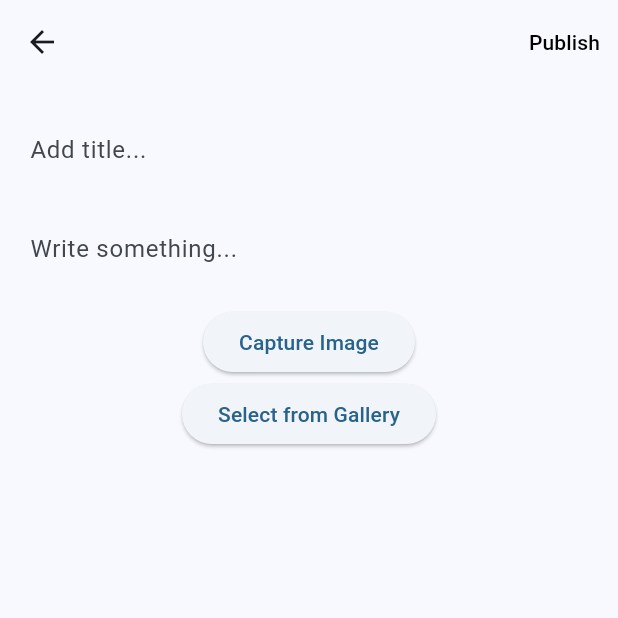
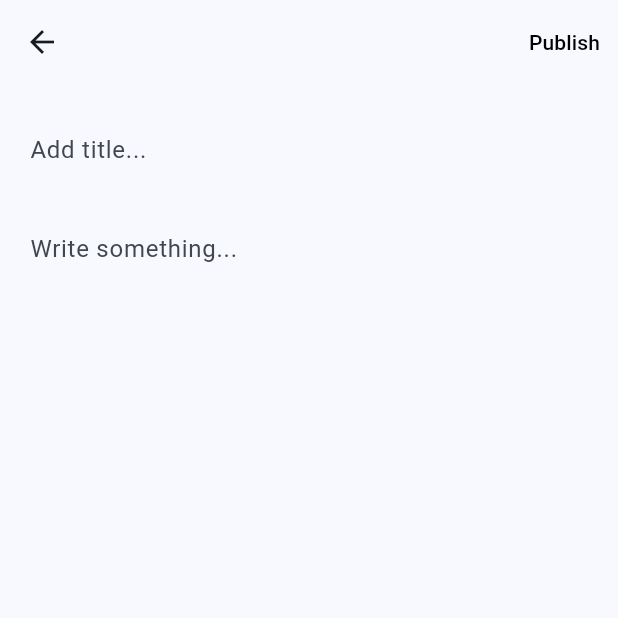
Before and after one commit to cliffordEmmanuel/offline_blogging_client, a Flutter app: the screen it shows after launch, after a tap on the "add" icon, on a phone screen of 412 x 824 dp, the top half of it. Run offline on Flutter 3.47's test engine with Material 3 defaults, Android fonts, the phone set to English and light mode, and no system bars; our stand-ins replace sqflite; accounts and stored records are empty; key blocks and very long unbroken strings in the code were emptied for the run.

Commit message:
final submission version

```diff
--- a/lib/blog.dart
+++ b/lib/blog.dart
@@ -22,7 +22,7 @@ class Blog {
   DateTime createdDate;
   DateTime? editedAt;
   String blogContent;
-  String? imageData;  //stores image data as string of bytes
+
 
   Blog({
     this.id,
@@ -31,7 +31,6 @@ class Blog {
     required this.createdDate,
     this.editedAt,
     required this.blogContent,
-    this.imageData, //stores image data...
   });
 
 
@@ -90,30 +89,3 @@ String formatTimeElapsed(DateTime date) {
     return 'Just now';
   }
 }
-
-Image imageFromBase64String(String? base64String) {
-  return Image.memory(base64Decode(base64String!));
-}
-
-Uint8List dataFromBase64String(String base64String) {
-  return base64Decode(base64String);
-}
-
-String base64String(Uint8List data) {
-  return base64Encode(data);
-}
-
-
-// creates helper methods for encoding and decoding image data...
-
-encodeImage(File imageFile)  async {
-  Uint8List bytes = await imageFile.readAsBytes(); //this returns a Uint8List object
-  return base64.encode(bytes); // convert to string for storage!!
-}
-
-Image decodeImageData(String base64String) {
-    return Image.memory(
-      base64Decode(base64String),
-      fit: BoxFit.fill,
-    );
-}
--- a/lib/blogedit.dart
+++ b/lib/blogedit.dart
@@ -1,7 +1,5 @@
-import 'dart:io';
+import 'package:flutter/material.dart';
 
-import 'package:flutter/material.dart';
-import 'package:image_picker/image_picker.dart';
 
 import 'blog.dart';
 import 'databasehelper.dart';
@@ -12,14 +10,12 @@ class EditBlog extends StatefulWidget {
       onEditComplete; // this is to pass edit events back to bloglist onCreateComplete
   final VoidCallback?
       onCreateComplete; // to emit creation events back to bloglist...
-  Image? selectedImage; // for image
 
   EditBlog({
     super.key,
     this.blog,
     this.onEditComplete,
     this.onCreateComplete,
-    this.selectedImage,
   });
 
   @override
@@ -31,7 +27,7 @@ class _EditBlogState extends State<EditBlog> {
   String _title = "";
   String _content = "";
   bool _isNewBlog = false; // Flag to indicate creating a new blog
-  String? _imageData;
+
 
   @override
   void initState() {
@@ -41,30 +37,11 @@ class _EditBlogState extends State<EditBlog> {
     if (_isNewBlog) {
       _title = "";
       _content = "";
-      _imageData;
     } else {
       _title = widget.blog!.title;
       _content = widget.blog!.blogContent;
-      // _imagedata = widget.blog!.imageData;
     }
   }
-
-  // handling image selection from both gallery and camera
-  pickImage({ImageSource source = ImageSource.gallery}) {
-    ImagePicker().pickImage(source: source).then((imgFile) async {
-      return base64String(await imgFile!.readAsBytes());
-    });
-  }
-
-  //   final imagePicker = ImagePicker();
-  //   final pickedFile = await imagePicker.pickImage(source: source);
-  //   if (pickedFile != null) {
-  //     return File(pickedFile.path);
-  //   } else {
-  //     return null;
-  //   }
-  // }
-
 
 
 
@@ -138,43 +115,6 @@ class _EditBlogState extends State<EditBlog> {
                   ),
                 ),
                 const SizedBox(height: 10),
-                // Image Handling!!! not working as expected!!
-                widget.selectedImage != null
-                    ? ClipRRect(
-                        borderRadius: BorderRadius.circular(8),
-                        child: widget.selectedImage
-                        // child: Image.memory(
-                        //   widget.selectedImage,
-                        //   fit: BoxFit.contain,
-                        //   width: 600,
-                        //   height: 240,
-                        // ),
-                      )
-                    : const SizedBox(),
-                // const Spacer(),
-                ElevatedButton(
-                  onPressed: () async {
-                    widget.selectedImage =
-                        await pickImage(source: ImageSource.camera);
-                    setState(() {
-                      //trigger ui rebuild
-                    });
-                  },
-                  child: const Text('Capture Image'),
-                ),
-
-                ElevatedButton(
-                  onPressed: () {
-                    _imageData = pickImage(source: ImageSource.gallery);
-                    setState(() {
-                      //trigger ui rebuild
-                      widget.selectedImage = imageFromBase64String(_imageData);
-                    });
-
-                    // print(encodeImage(widget.selectedImage!));
-                  },
-                  child: const Text('Select from Gallery'),
-                ),
               ],
             ),
           ),
--- a/lib/main.dart
+++ b/lib/main.dart
@@ -41,9 +41,6 @@ class _BlogPageState extends State<BlogPage> {
   @override
   void initState() {
     super.initState();
-    // TODO: populating the db with test data...remove after testing!
-    // DatabaseHelper.instance.insertMultipleBlogs(createdBlogs);
-    // Fetch blogs on init!!
     _blogsFuture = DatabaseHelper.instance.getBlogs();
   }
 
```
Also changed, not shown: lib/data.dart (+0 -5 lines).
